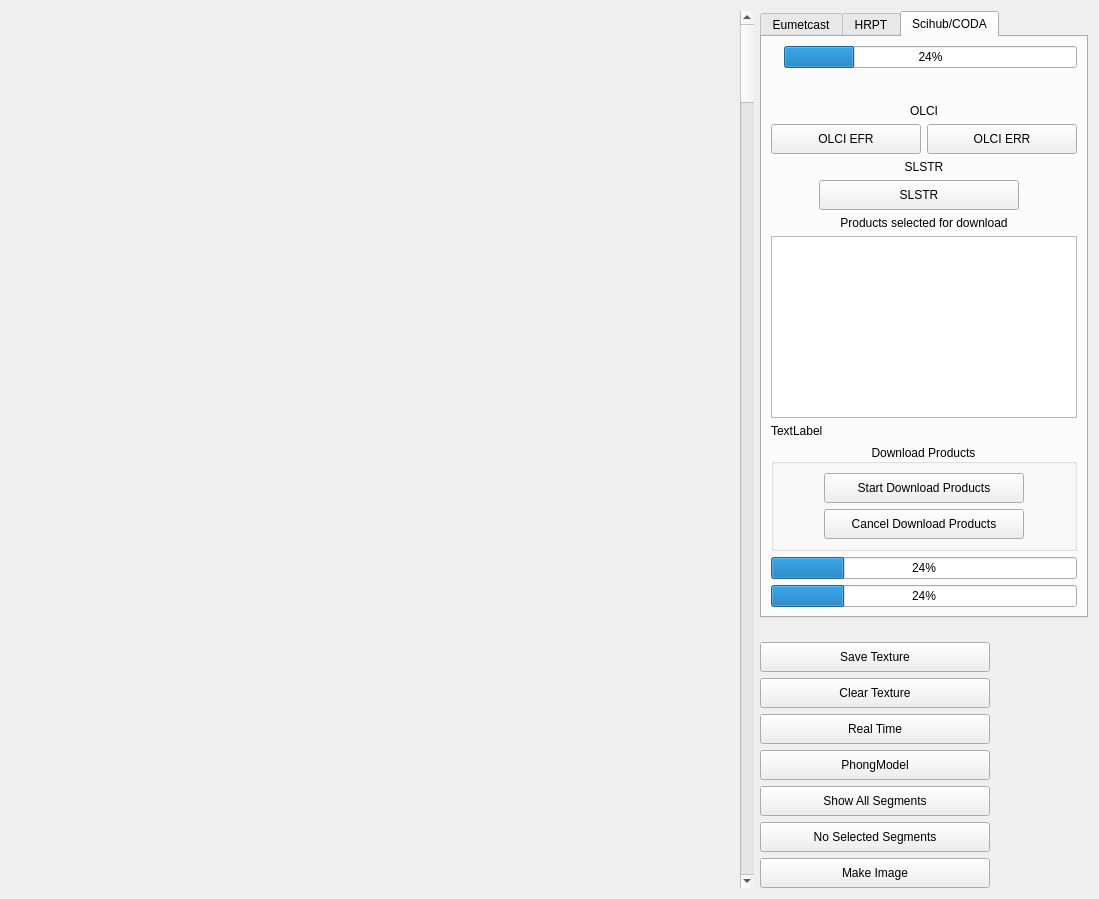
Old version of the form core/formmapcyl.ui in the repository hvanruys/EUMETCastView.
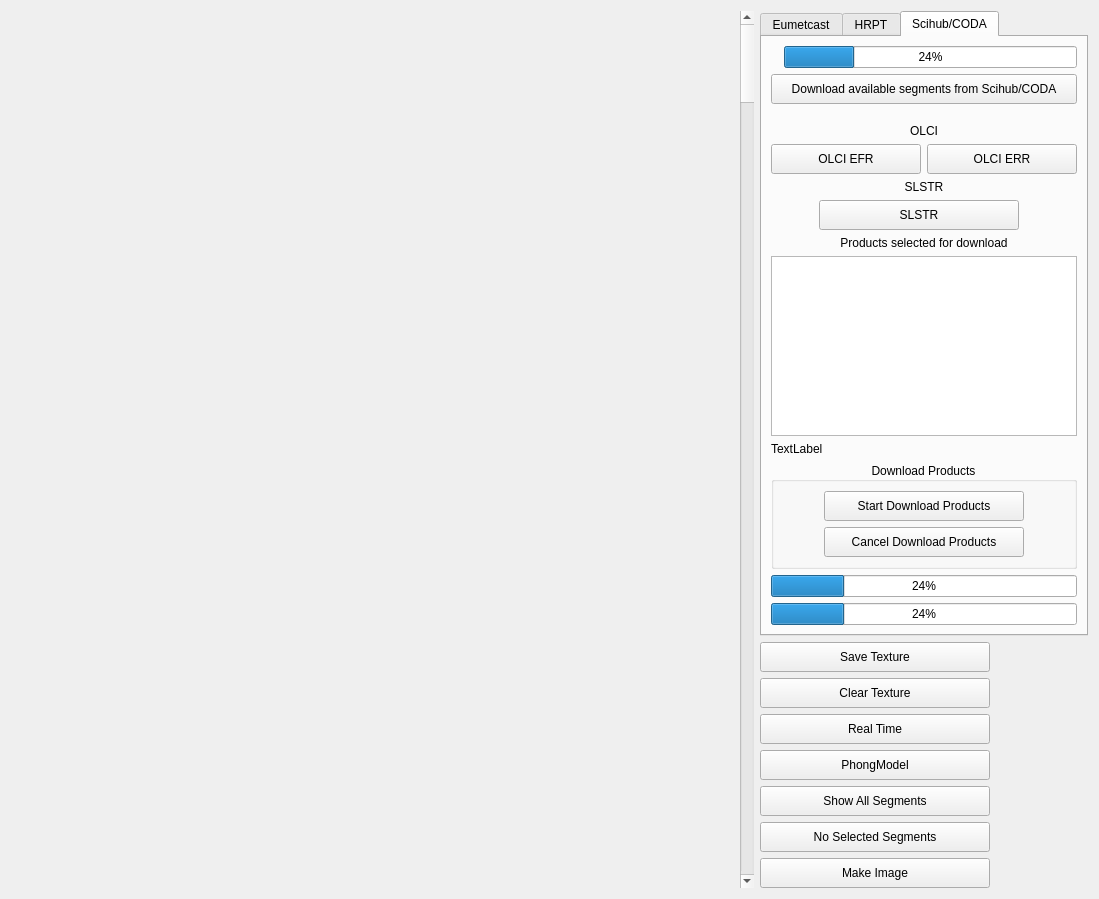
New version of the form.

Patch:
```diff
--- a/core/formmapcyl.ui
+++ b/core/formmapcyl.ui
@@ -484,6 +484,19 @@
            </item>
           </layout>
          </item>
+         <item>
+          <widget class="QPushButton" name="btnDownloadFromDatahub">
+           <property name="minimumSize">
+            <size>
+             <width>0</width>
+             <height>30</height>
+            </size>
+           </property>
+           <property name="text">
+            <string>Download available segments from Scihub/CODA</string>
+           </property>
+          </widget>
+         </item>
          <item>
           <spacer name="verticalSpacer_4">
            <property name="orientation">
```
